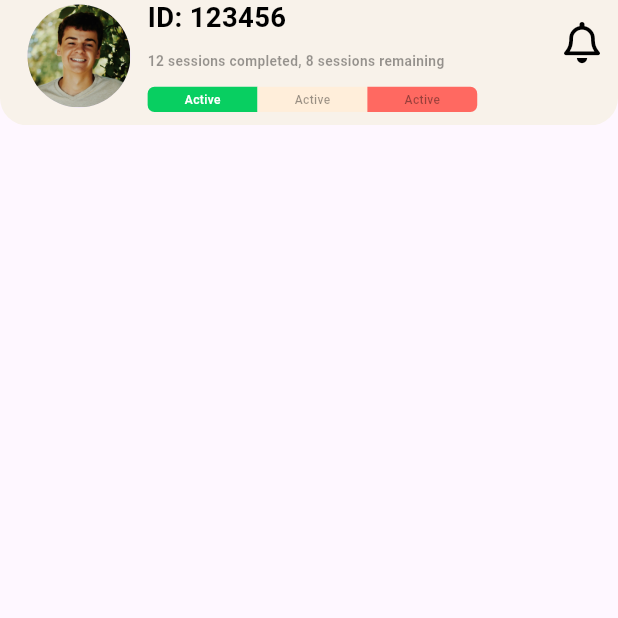
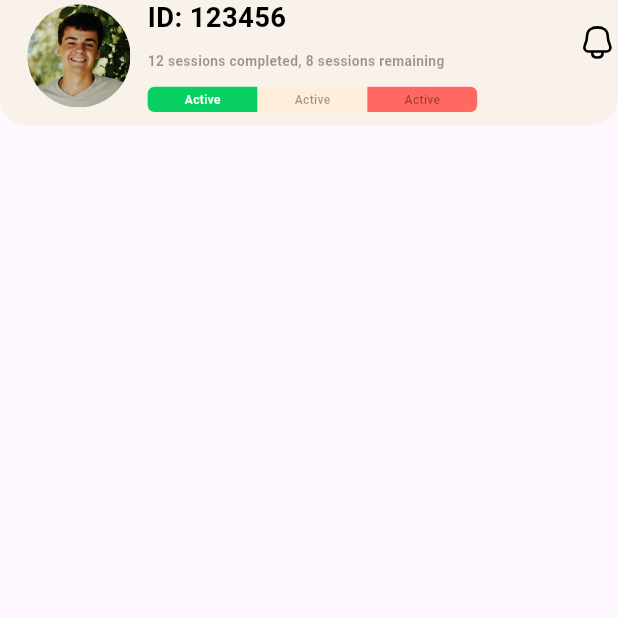
Before and after one commit to Ahmed-Ekramy/Gym-Dream, a Flutter app: the screen it shows after launch, on a phone screen of 412 x 824 dp, the top half of it. Run offline on Flutter 3.47's test engine with Material 3 defaults, Android fonts, the light colour scheme and no system bars; our stand-ins replace dio, flutter_screenutil, flutter_svg, google_fonts, retrofit; generated files the repository leaves out were written again.

Commit message:
custom row capacity

```diff
--- a/lib/core/app_asset.dart
+++ b/lib/core/app_asset.dart
@@ -1,4 +1,5 @@
 class AppAsset {
   static const login = "asset/images/Login.png";
   static const boy = "assets/images/boy.png";
+  static const bell = "assets/svg/bell.svg";
 }
--- a/lib/features/user/user_home/presentation/pages/user_home_layout_view.dart
+++ b/lib/features/user/user_home/presentation/pages/user_home_layout_view.dart
@@ -1,12 +1,11 @@
-import 'package:flutter/cupertino.dart';
+
 import 'package:flutter/material.dart';
 import 'package:flutter_screenutil/flutter_screenutil.dart';
-import 'package:font_awesome_flutter/font_awesome_flutter.dart';
 import 'package:gym_dream/core/app_text_style.dart';
-
+import 'package:flutter_svg/flutter_svg.dart';
 import '../../../../../core/app_asset.dart';
 import '../../../../../core/app_color.dart';
-import '../widgets/user_home_body_view.dart';
+import '../widgets/custom_row_capacity.dart';
 
 class UserHomeLayoutView extends StatelessWidget {
   const UserHomeLayoutView({super.key});
@@ -20,7 +19,34 @@ class UserHomeLayoutView extends StatelessWidget {
             SliverAppBar(
               expandedHeight: 70.h,
               backgroundColor: Colors.transparent, // Set background to transparent
-              flexibleSpace: FlexibleSpaceBar(
+              flexibleSpace: CustomFlexibleBar(),
+              actions: [
+                SvgPicture.asset(
+                  color:  AppColor.secondary,
+                  AppAsset.bell,
+                  width: 24.w,
+                  height: 24.h,
+                ),
+              ],
+            )
+
+
+
+    ],
+        ),
+      ),
+    );
+  }
+}
+
+class CustomFlexibleBar extends StatelessWidget {
+  const CustomFlexibleBar({
+    super.key,
+  });
+
+  @override
+  Widget build(BuildContext context) {
+    return FlexibleSpaceBar(
       background: Container(
         decoration: BoxDecoration(
           color: AppColor.primaryLight,
@@ -57,57 +83,7 @@ class UserHomeLayoutView extends StatelessWidget {
                       ),
                     ),
                     SizedBox(height: 10.h),
-                              Row(
-                                children: [
-                                  Container(
-                                    decoration: BoxDecoration(
-                                      color: AppColor.green,
-                                      borderRadius: BorderRadius.only(
-                                        topLeft: Radius.circular(4.r),
-                                        bottomLeft: Radius.circular(4.r),
-                                      ),
-                                    ),
-                                    width: 64.w,
-                                    height: 14.h,
-                                    child: Center(
-                                      child: Text(
-                                        'Active',
-                                        style: AppTextStyle.white500S7,
-                                      ),
-                                    ),
-                                  ),
-                                  Container(
-                                    decoration: BoxDecoration(
-                                      color: AppColor.yellowLight,
-                                    ),
-                                    width: 64.w,
-                                    height: 14.h,
-                                    child: Center(
-                                      child: Text(
-                                        'Active',
-                                        style: AppTextStyle.blackOpacity500S7,
-                                      ),
-                                    ),
-                                  ),
-                                  Container(
-                                    decoration: BoxDecoration(
-                                      color: AppColor.redLight,
-                                      borderRadius: BorderRadius.only(
-                                        topRight: Radius.circular(4.r),
-                                        bottomRight: Radius.circular(4.r),
-                                      ),
-                                    ),
-                                    width: 64.w,
-                                    height: 14.h,
-                                    child: Center(
-                                      child: Text(
-                                        'Active',
-                                        style: AppTextStyle.blackOpacity500S7,
-                                      ),
-                                    ),
-                                  ),
-                                ],
-                              ),
+                    const CustomRowCapacity(),
                   ],
                 ),
               ],
@@ -115,24 +91,6 @@ class UserHomeLayoutView extends StatelessWidget {
           ],
         ),
       ),
-              ),
-              actions: [
-                IconButton(
-                  onPressed: () {},
-                  icon: Icon(
-                    FontAwesomeIcons.bell,
-                    color: AppColor.secondary,
-                    size: 24.sp,
-                  ),
-                ),
-              ],
-            )
-
-
-
-    ],
-        ),
-      ),
     );
   }
 }
--- /dev/null
+++ b/lib/features/user/user_home/presentation/widgets/custom_row_capacity.dart
@@ -0,0 +1,67 @@
+
+import 'package:flutter/material.dart';
+import 'package:flutter_screenutil/flutter_screenutil.dart';
+
+import '../../../../../core/app_color.dart';
+import '../../../../../core/app_text_style.dart';
+
+class CustomRowCapacity extends StatelessWidget {
+  const CustomRowCapacity({
+    super.key,
+  });
+
+  @override
+  Widget build(BuildContext context) {
+    return Row(
+      children: [
+        Container(
+          decoration: BoxDecoration(
+            color: AppColor.green,
+            borderRadius: BorderRadius.only(
+              topLeft: Radius.circular(4.r),
+              bottomLeft: Radius.circular(4.r),
+            ),
+          ),
+          width: 64.w,
+          height: 14.h,
+          child: Center(
+            child: Text(
+              'Active',
+              style: AppTextStyle.white500S7,
+            ),
+          ),
+        ),
+        Container(
+          decoration: BoxDecoration(
+            color: AppColor.yellowLight,
+          ),
+          width: 64.w,
+          height: 14.h,
+          child: Center(
+            child: Text(
+              'Active',
+              style: AppTextStyle.blackOpacity500S7,
+            ),
+          ),
+        ),
+        Container(
+          decoration: BoxDecoration(
+            color: AppColor.redLight,
+            borderRadius: BorderRadius.only(
+              topRight: Radius.circular(4.r),
+              bottomRight: Radius.circular(4.r),
+            ),
+          ),
+          width: 64.w,
+          height: 14.h,
+          child: Center(
+            child: Text(
+              'Active',
+              style: AppTextStyle.blackOpacity500S7,
+            ),
+          ),
+        ),
+      ],
+    );
+  }
+}
--- a/pubspec.yaml
+++ b/pubspec.yaml
@@ -54,6 +54,8 @@ dependencies:
   shimmer: ^3.0.0
   freezed_annotation: ^2.4.4
   carousel_slider: ^4.2.1
+  flutter_svg: ^2.0.3
+
 
 dev_dependencies:
   flutter_test:
@@ -80,7 +82,7 @@ flutter:
   # To add assets to your application, add an assets section, like this:
   assets:
     - assets/images/
-  #   - images/a_dot_ham.jpeg
+    - assets/svg/
 
   # An image asset can refer to one or more resolution-specific "variants", see
   # https://flutter.dev/assets-and-images/#resolution-aware
```
Also changed, not shown: assets/svg/bell.svg (added), pubspec.lock. Lines whose indentation alone changed are shown as unchanged.
